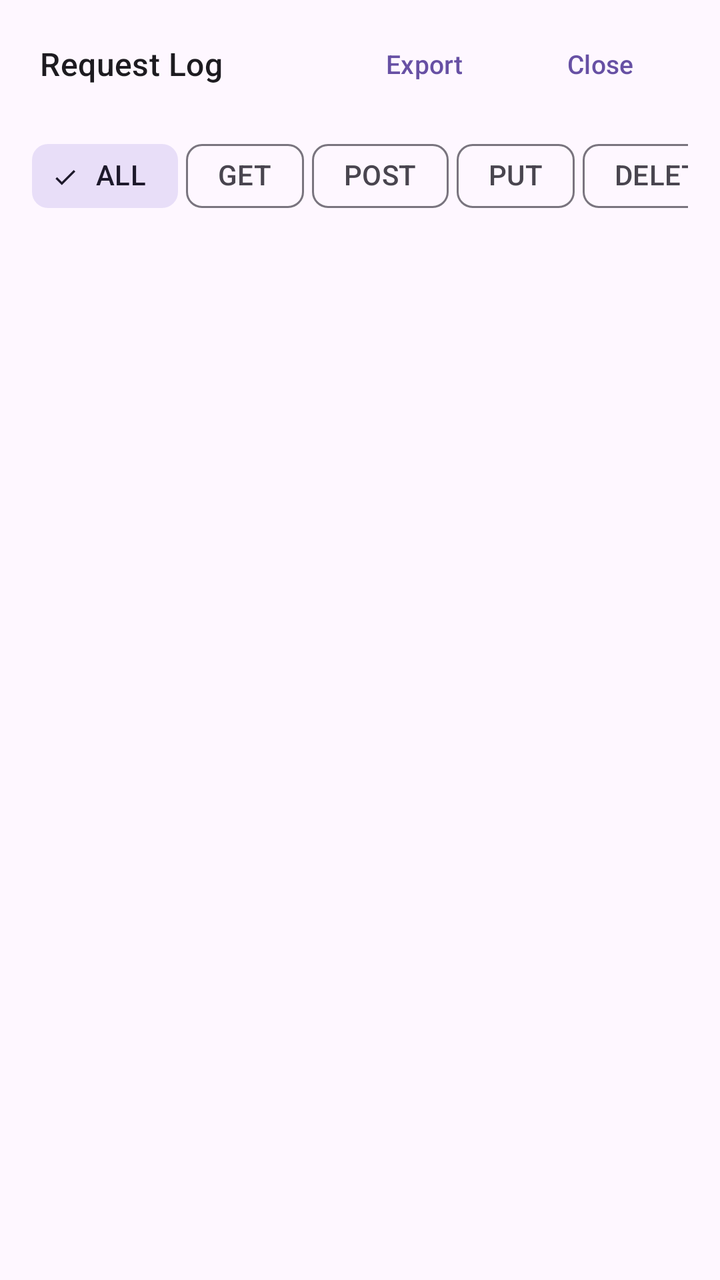
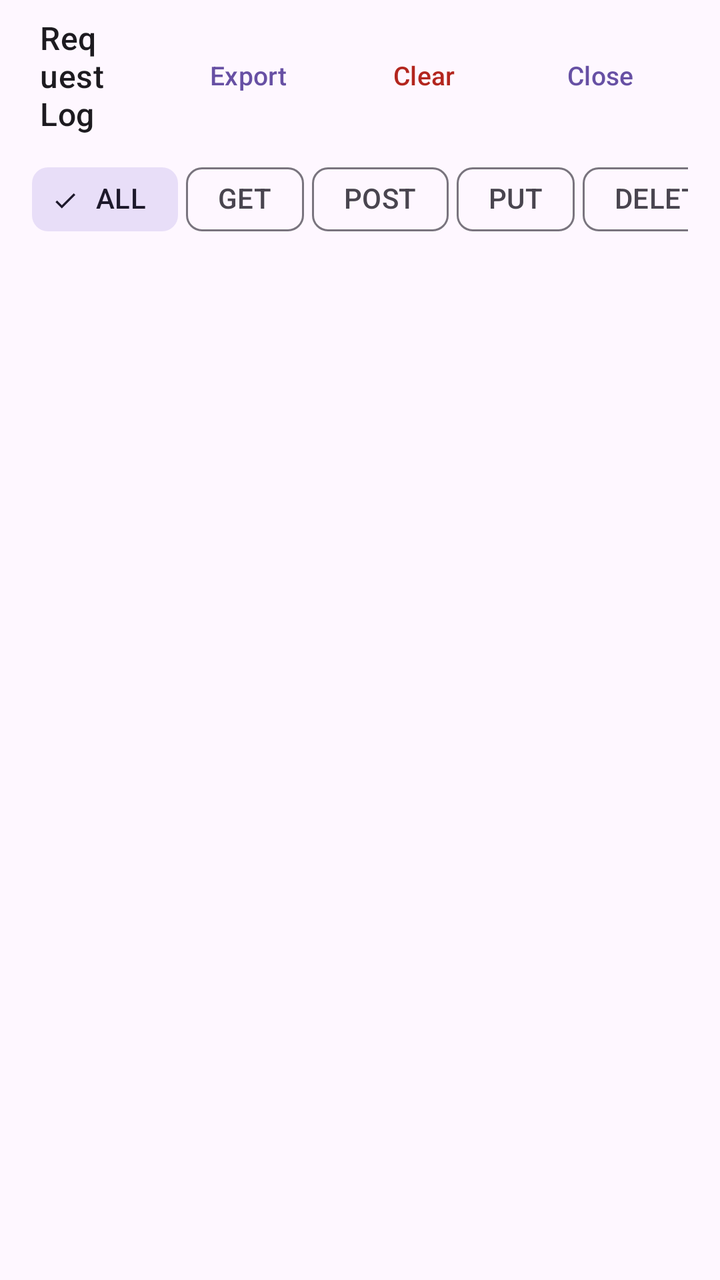

Screens rendered from an Android XML layout before and after an edit, with the pre-edit source and the edit as a unified diff.
<!-- AndroidManifest.xml: application theme Theme.Refraction -->
<!-- res/layout/bottom_sheet_request_log.xml -->
<?xml version="1.0" encoding="utf-8"?>
<LinearLayout
    xmlns:android="http://schemas.android.com/apk/res/android"
    xmlns:app="http://schemas.android.com/apk/res-auto"
    android:layout_width="match_parent"
    android:layout_height="match_parent"
    android:orientation="vertical"
    android:paddingTop="8dp">

    <LinearLayout
        android:id="@+id/headerBar"
        android:layout_width="match_parent"
        android:layout_height="wrap_content"
        android:orientation="horizontal"
        android:gravity="center_vertical"
        android:paddingStart="20dp"
        android:paddingEnd="16dp"
        android:paddingBottom="8dp">

        <TextView
            android:id="@+id/tvTitle"
            android:layout_width="0dp"
            android:layout_height="wrap_content"
            android:layout_weight="1"
            android:text="@string/request_log"
            android:textAppearance="?attr/textAppearanceTitleMedium"
            android:textColor="?attr/colorOnSurface" />

        <com.google.android.material.button.MaterialButton
            android:id="@+id/btnExport"
            style="@style/Widget.Material3.Button.TextButton"
            android:layout_width="wrap_content"
            android:layout_height="wrap_content"
            android:text="@string/export_json"
            android:textSize="13sp" />

        <com.google.android.material.button.MaterialButton
            android:id="@+id/btnClose"
            style="@style/Widget.Material3.Button.TextButton"
            android:layout_width="wrap_content"
            android:layout_height="wrap_content"
            android:text="@string/close"
            android:textSize="13sp" />

    </LinearLayout>

    <HorizontalScrollView
        android:layout_width="match_parent"
        android:layout_height="wrap_content"
        android:scrollbars="none"
        android:paddingStart="16dp"
        android:paddingEnd="16dp"
        android:paddingBottom="4dp">

        <LinearLayout
            android:layout_width="wrap_content"
            android:layout_height="wrap_content"
            android:orientation="horizontal"
            android:gravity="center_vertical">

            <com.google.android.material.chip.ChipGroup
                android:id="@+id/chipGroup"
                android:layout_width="wrap_content"
                android:layout_height="wrap_content"
                app:singleSelection="true"
                app:chipSpacingHorizontal="4dp"
                app:selectionRequired="false">

                <com.google.android.material.chip.Chip
                    android:id="@+id/chipAll"
                    style="@style/Widget.Material3.Chip.Filter"
                    android:layout_width="wrap_content"
                    android:layout_height="wrap_content"
                    android:text="ALL"
                    android:checked="true" />

                <com.google.android.material.chip.Chip
                    android:id="@+id/chipGet"
                    style="@style/Widget.Material3.Chip.Filter"
                    android:layout_width="wrap_content"
                    android:layout_height="wrap_content"
                    android:text="GET" />

                <com.google.android.material.chip.Chip
                    android:id="@+id/chipPost"
                    style="@style/Widget.Material3.Chip.Filter"
                    android:layout_width="wrap_content"
                    android:layout_height="wrap_content"
                    android:text="POST" />

                <com.google.android.material.chip.Chip
                    android:id="@+id/chipPut"
                    style="@style/Widget.Material3.Chip.Filter"
                    android:layout_width="wrap_content"
                    android:layout_height="wrap_content"
                    android:text="PUT" />

                <com.google.android.material.chip.Chip
                    android:id="@+id/chipDelete"
                    style="@style/Widget.Material3.Chip.Filter"
                    android:layout_width="wrap_content"
                    android:layout_height="wrap_content"
                    android:text="DELETE" />

                <com.google.android.material.chip.Chip
                    android:id="@+id/chipWs"
                    style="@style/Widget.Material3.Chip.Filter"
                    android:layout_width="wrap_content"
                    android:layout_height="wrap_content"
                    android:text="WS" />

            </com.google.android.material.chip.ChipGroup>

            <com.google.android.material.materialswitch.MaterialSwitch
                android:id="@+id/switchApiOnly"
                android:layout_width="wrap_content"
                android:layout_height="wrap_content"
                android:text="@string/api_only"
                android:layout_marginStart="12dp"
                android:textSize="12sp" />

        </LinearLayout>

    </HorizontalScrollView>

    <FrameLayout
        android:layout_width="match_parent"
        android:layout_height="0dp"
        android:layout_weight="1">

        <androidx.recyclerview.widget.RecyclerView
            android:id="@+id/recyclerRequests"
            android:layout_width="match_parent"
            android:layout_height="match_parent"
            android:clipToPadding="false"
            android:paddingBottom="16dp"
            app:layoutManager="androidx.recyclerview.widget.LinearLayoutManager" />

        <TextView
            android:id="@+id/tvEmpty"
            android:layout_width="wrap_content"
            android:layout_height="wrap_content"
            android:layout_gravity="center"
            android:text="@string/no_requests"
            android:textAppearance="?attr/textAppearanceBodyLarge"
            android:textColor="?attr/colorOnSurfaceVariant"
            android:visibility="gone" />

        <ScrollView
            android:id="@+id/detailContainer"
            android:layout_width="match_parent"
            android:layout_height="match_parent"
            android:visibility="gone"
            android:fillViewport="true">

            <LinearLayout
                android:layout_width="match_parent"
                android:layout_height="wrap_content"
                android:orientation="vertical"
                android:padding="16dp">

                <LinearLayout
                    android:layout_width="match_parent"
                    android:layout_height="wrap_content"
                    android:orientation="horizontal"
                    android:gravity="center_vertical"
                    android:paddingBottom="12dp">

                    <com.google.android.material.button.MaterialButton
                        android:id="@+id/btnBack"
                        style="@style/Widget.Material3.Button.TextButton"
                        android:layout_width="wrap_content"
                        android:layout_height="wrap_content"
                        android:text="@string/back" />

                    <View
                        android:layout_width="0dp"
                        android:layout_height="0dp"
                        android:layout_weight="1" />

                    <com.google.android.material.button.MaterialButton
                        android:id="@+id/btnCopyCurl"
                        style="@style/Widget.Material3.Button.TextButton"
                        android:layout_width="wrap_content"
                        android:layout_height="wrap_content"
                        android:text="@string/copy_curl" />

                </LinearLayout>

                <TextView
                    android:id="@+id/tvDetailUrl"
                    android:layout_width="match_parent"
                    android:layout_height="wrap_content"
                    android:textAppearance="?attr/textAppearanceBodyMedium"
                    android:fontFamily="monospace"
                    android:textIsSelectable="true"
                    android:paddingBottom="4dp" />

                <TextView
                    android:id="@+id/tvDetailStatus"
                    android:layout_width="match_parent"
                    android:layout_height="wrap_content"
                    android:textAppearance="?attr/textAppearanceBodySmall"
                    android:paddingBottom="16dp" />

                <TextView
                    android:layout_width="match_parent"
                    android:layout_height="wrap_content"
                    android:text="@string/request_headers"
                    android:textAppearance="?attr/textAppearanceLabelMedium"
                    android:textColor="?attr/colorPrimary"
                    android:paddingBottom="4dp" />

                <TextView
                    android:id="@+id/tvDetailReqHeaders"
                    android:layout_width="match_parent"
                    android:layout_height="wrap_content"
                    android:textAppearance="?attr/textAppearanceBodySmall"
                    android:fontFamily="monospace"
                    android:textIsSelectable="true"
                    android:background="?attr/colorSurfaceVariant"
                    android:padding="8dp"
                    android:layout_marginBottom="16dp" />

                <TextView
                    android:id="@+id/tvLabelReqBody"
                    android:layout_width="match_parent"
                    android:layout_height="wrap_content"
                    android:text="@string/request_body"
                    android:textAppearance="?attr/textAppearanceLabelMedium"
                    android:textColor="?attr/colorPrimary"
                    android:paddingBottom="4dp" />

                <TextView
                    android:id="@+id/tvDetailReqBody"
                    android:layout_width="match_parent"
                    android:layout_height="wrap_content"
                    android:textAppearance="?attr/textAppearanceBodySmall"
                    android:fontFamily="monospace"
                    android:textIsSelectable="true"
                    android:background="?attr/colorSurfaceVariant"
                    android:padding="8dp"
                    android:layout_marginBottom="16dp" />

                <TextView
                    android:layout_width="match_parent"
                    android:layout_height="wrap_content"
                    android:text="@string/response_headers"
                    android:textAppearance="?attr/textAppearanceLabelMedium"
                    android:textColor="?attr/colorPrimary"
                    android:paddingBottom="4dp" />

                <TextView
                    android:id="@+id/tvDetailRespHeaders"
                    android:layout_width="match_parent"
                    android:layout_height="wrap_content"
                    android:textAppearance="?attr/textAppearanceBodySmall"
                    android:fontFamily="monospace"
                    android:textIsSelectable="true"
                    android:background="?attr/colorSurfaceVariant"
                    android:padding="8dp"
                    android:layout_marginBottom="16dp" />

                <TextView
                    android:id="@+id/tvLabelRespBody"
                    android:layout_width="match_parent"
                    android:layout_height="wrap_content"
                    android:text="@string/response_body"
                    android:textAppearance="?attr/textAppearanceLabelMedium"
                    android:textColor="?attr/colorPrimary"
                    android:paddingBottom="4dp" />

                <TextView
                    android:id="@+id/tvDetailRespBody"
                    android:layout_width="match_parent"
                    android:layout_height="wrap_content"
                    android:textAppearance="?attr/textAppearanceBodySmall"
                    android:fontFamily="monospace"
                    android:textIsSelectable="true"
                    android:background="?attr/colorSurfaceVariant"
                    android:padding="8dp" />

            </LinearLayout>

        </ScrollView>

    </FrameLayout>

</LinearLayout>
<!-- resources referenced by this layout -->
<resources>
  <string name="api_only">API only</string>
  <string name="back">Back</string>
  <string name="close">Close</string>
  <string name="copy_curl">Copy cURL</string>
  <string name="export_json">Export</string>
  <string name="no_requests">No requests recorded</string>
  <string name="request_body">Request Body</string>
  <string name="request_headers">Request Headers</string>
  <string name="request_log">Request Log</string>
  <string name="response_body">Response Body</string>
  <string name="response_headers">Response Headers</string>
  <style name="Theme.Refraction" parent="Theme.Material3.DayNight.NoActionBar">
          <item name="android:statusBarColor">@android:color/transparent</item>
          <item name="android:navigationBarColor">@android:color/transparent</item>
          <item name="android:windowLightStatusBar">?attr/isLightTheme</item>
      </style>
</resources>

<!-- the commit's change to res/layout/bottom_sheet_request_log.xml (unified diff, before → after) -->
@@ -35,6 +35,15 @@
             android:textSize="13sp" />
 
         <com.google.android.material.button.MaterialButton
+            android:id="@+id/btnClear"
+            style="@style/Widget.Material3.Button.TextButton"
+            android:layout_width="wrap_content"
+            android:layout_height="wrap_content"
+            android:text="@string/clear"
+            android:textColor="?attr/colorError"
+            android:textSize="13sp" />
+
+        <com.google.android.material.button.MaterialButton
             android:id="@+id/btnClose"
             style="@style/Widget.Material3.Button.TextButton"
             android:layout_width="wrap_content"
<!-- resource entries referenced after the edit -->
@@ -2,6 +2,7 @@
 <resources>
   <string name="api_only">API only</string>
   <string name="back">Back</string>
+  <string name="clear">Clear</string>
   <string name="close">Close</string>
   <string name="copy_curl">Copy cURL</string>
   <string name="export_json">Export</string>
